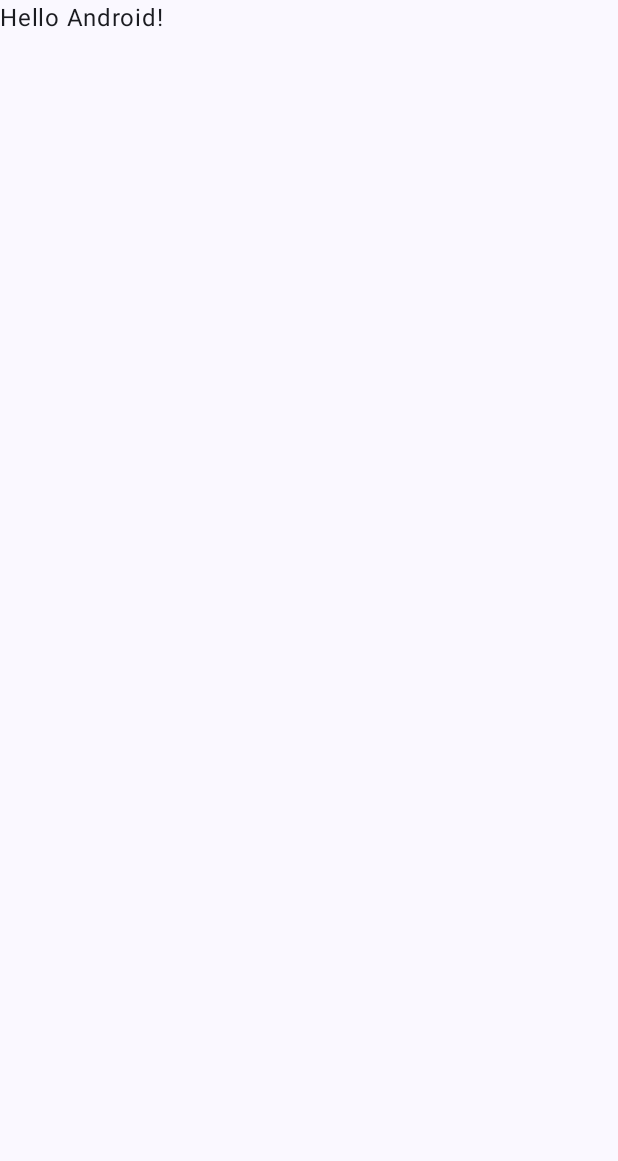
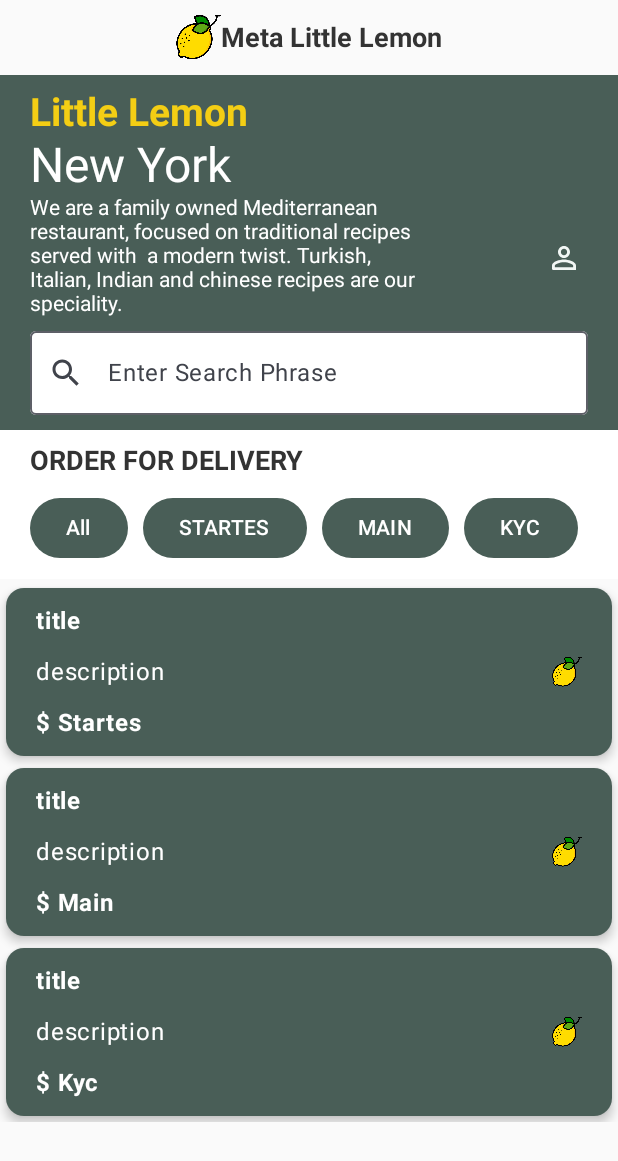
Before and after one commit to Qenawi/meta_little_lemon, an Android app built with Jetpack Compose: the screen it shows after launch (MainActivity), on a phone screen of 412 x 824 dp. Before the commit the part shown is almost empty. Shown: the top 1161 px of the screen. Run offline under Robolectric (Android 15) with nearby library versions, the phone set to English and light mode, and no system bars; libraries missing offline, so code that uses them is left out: com.bumptech.glide.

Commit message:
init commut

```diff
--- a/app/src/main/java/com/example/meta_little_lemon/MainActivity.kt
+++ b/app/src/main/java/com/example/meta_little_lemon/MainActivity.kt
@@ -1,46 +1,79 @@
 package com.example.meta_little_lemon
 
 import android.os.Bundle
+import android.widget.Toast
 import androidx.activity.ComponentActivity
 import androidx.activity.compose.setContent
+import androidx.compose.foundation.BorderStroke
+import androidx.compose.foundation.Image
+import androidx.compose.foundation.background
+import androidx.compose.foundation.border
+import androidx.compose.foundation.clickable
+import androidx.compose.foundation.layout.Arrangement
+import androidx.compose.foundation.layout.Box
+import androidx.compose.foundation.layout.BoxWithConstraints
+import androidx.compose.foundation.layout.Column
+import androidx.compose.foundation.layout.Row
+import androidx.compose.foundation.layout.fillMaxHeight
 import androidx.compose.foundation.layout.fillMaxSize
+import androidx.compose.foundation.layout.fillMaxWidth
+import androidx.compose.foundation.layout.padding
+import androidx.compose.foundation.layout.size
+import androidx.compose.foundation.lazy.LazyColumn
+import androidx.compose.material3.Button
+import androidx.compose.material3.ExperimentalMaterial3Api
+import androidx.compose.material3.Icon
 import androidx.compose.material3.MaterialTheme
+import androidx.compose.material3.OutlinedTextField
 import androidx.compose.material3.Surface
 import androidx.compose.material3.Text
+import androidx.compose.material3.TextField
 import androidx.compose.runtime.Composable
+import androidx.compose.runtime.mutableStateOf
+import androidx.compose.runtime.remember
+import androidx.compose.ui.Alignment
 import androidx.compose.ui.Modifier
+import androidx.compose.ui.graphics.Color
+import androidx.compose.ui.graphics.painter.Painter
+import androidx.compose.ui.layout.ContentScale
+import androidx.compose.ui.layout.VerticalAlignmentLine
+import androidx.compose.ui.res.painterResource
 import androidx.compose.ui.tooling.preview.Preview
+import androidx.compose.ui.unit.dp
+import androidx.compose.ui.unit.sp
+import androidx.navigation.compose.NavHost
+import androidx.navigation.compose.composable
+import androidx.navigation.compose.rememberNavController
+import com.example.meta_little_lemon.ui.components.Header
+import com.example.meta_little_lemon.ui.components.HeaderWithBg
+import com.example.meta_little_lemon.ui.components.Home
+import com.example.meta_little_lemon.ui.components.OnBoardingPreview
+import com.example.meta_little_lemon.ui.components.PersonalInfo
 import com.example.meta_little_lemon.ui.theme.Meta_little_lemonTheme
 
+/*
+Modifier : relation with other ui eliments
+ */
 class MainActivity : ComponentActivity() {
+
+
     override fun onCreate(savedInstanceState: Bundle?) {
         super.onCreate(savedInstanceState)
         setContent {
             Meta_little_lemonTheme {
                 // A surface container using the 'background' color from the theme
-                Surface(
-                    modifier = Modifier.fillMaxSize(),
-                    color = MaterialTheme.colorScheme.background
-                ) {
-                    Greeting("Android")
-                }
+                Start()
             }
         }
     }
-}
 
-@Composable
-fun Greeting(name: String, modifier: Modifier = Modifier) {
-    Text(
-        text = "Hello $name!",
-        modifier = modifier
-    )
-}
 
-@Preview(showBackground = true)
-@Composable
-fun GreetingPreview() {
-    Meta_little_lemonTheme {
-        Greeting("Android")
+    @Composable
+    fun Start() {
+        val navController = rememberNavController()
+        NavHost(navController = navController, startDestination = "Home") {
+            composable("onBoarding") { OnBoardingPreview() }
+            composable("Home"){Home(navController)}
+        }
     }
 }
--- /dev/null
+++ b/app/src/main/java/com/example/meta_little_lemon/ui/components/home.kt
@@ -0,0 +1,277 @@
+package com.example.meta_little_lemon.ui.components
+
+import android.app.Application
+import android.util.Log
+import androidx.compose.foundation.*
+import androidx.compose.foundation.layout.*
+import androidx.compose.foundation.shape.RoundedCornerShape
+import androidx.compose.material.*
+import androidx.compose.material.icons.Icons
+import androidx.compose.material.icons.filled.AccountCircle
+import androidx.compose.material.icons.filled.Search
+import androidx.compose.material3.Button
+import androidx.compose.material3.ButtonDefaults
+import androidx.compose.material3.Card
+import androidx.compose.material3.CardColors
+import androidx.compose.material3.CardDefaults
+import androidx.compose.material3.ExperimentalMaterial3Api
+import androidx.compose.material3.Icon
+import androidx.compose.material3.MaterialTheme
+import androidx.compose.material3.OutlinedTextField
+import androidx.compose.material3.Text
+import androidx.compose.material3.TextFieldDefaults
+import androidx.compose.runtime.*
+import androidx.compose.ui.Alignment
+import androidx.compose.ui.Modifier
+import androidx.compose.ui.draw.clip
+import androidx.compose.ui.graphics.Color
+import androidx.compose.ui.layout.ContentScale
+import androidx.compose.ui.res.painterResource
+import androidx.compose.ui.res.stringResource
+import androidx.compose.ui.text.font.FontWeight
+import androidx.compose.ui.tooling.preview.Preview
+import androidx.compose.ui.unit.dp
+import androidx.navigation.NavHostController
+import com.bumptech.glide.integration.compose.ExperimentalGlideComposeApi
+import com.bumptech.glide.integration.compose.GlideImage
+import com.example.meta_little_lemon.R
+import com.example.meta_little_lemon.ui.theme.PrimaryGreen
+import com.example.meta_little_lemon.ui.theme.PrimaryYellow
+import com.example.meta_little_lemon.ui.theme.PurpleGrey40
+import com.example.meta_little_lemon.ui.theme.Secondary1
+
+
+@Composable
+fun Home(navController: NavHostController) {
+
+
+   // val viewModel: MyViewModel = viewModel()
+   // val databaseMenuItems = viewModel.getAllDatabaseMenuItems().observeAsState(emptyList()).value
+    val searchPhrase = remember {
+        mutableStateOf("")
+    }
+
+    LaunchedEffect(Unit) {}
+    Column {
+        Header(navController)
+        UpperPanel{ searchPhrase.value = it }
+        LowerPanel(arrayListOf("Startes","Main","Kyc"), searchPhrase)
+    }
+
+
+}
+
+@Composable
+fun Header(navController: NavHostController){
+    Row(
+        Modifier
+            .fillMaxWidth()
+            .padding(horizontal = 10.dp, vertical = 10.dp),
+        verticalAlignment = Alignment.CenterVertically,
+        horizontalArrangement = Arrangement.Center)
+    {
+        Image(painter = painterResource(id = R.drawable.lemon),
+            contentDescription = "Little Lemon Logo",
+            modifier = Modifier
+                .size(30.dp)
+        )
+        Text(text = stringResource(id = R.string.app_name) , style = MaterialTheme.typography.headlineMedium)
+
+    }//Row
+}
+
+
+@OptIn(ExperimentalMaterial3Api::class)
+@Composable
+fun UpperPanel(search : (parameter: String)-> Unit) {
+    val searchPhrase = remember {
+        mutableStateOf("")
+    }
+
+    Column(modifier = Modifier
+        .background(PrimaryGreen)
+        .padding(horizontal = 20.dp, vertical = 10.dp)) {
+        Text(text = "Little Lemon", style = MaterialTheme.typography.headlineSmall, color = PrimaryYellow)
+        Text(text = "New York", style = MaterialTheme.typography.headlineLarge, color = Color.White)
+        Row(Modifier.fillMaxWidth(),
+            verticalAlignment = Alignment.CenterVertically,
+            horizontalArrangement = Arrangement.SpaceBetween) {
+            Text(text = "We are a family owned Mediterranean restaurant, focused on traditional recipes served with  a modern twist. Turkish, Italian, Indian and chinese recipes are our speciality.",
+                modifier = Modifier.fillMaxWidth(0.7f),
+                color = Color.White,
+                style = MaterialTheme.typography.bodySmall)
+            Image(
+                painter = painterResource(id = R.drawable.ic_person),
+                contentDescription = "Hero Image",
+                modifier = Modifier
+                    .clip(RoundedCornerShape(16.dp))
+            )
+        }
+
+        Spacer(modifier = Modifier.size(10.dp))
+        OutlinedTextField(value = searchPhrase.value,
+            onValueChange = {
+                searchPhrase.value = it
+                search(searchPhrase.value)
+            },
+            placeholder = {
+                Text(text = "Enter Search Phrase")
+            },
+            leadingIcon = {
+                Icon(
+                    imageVector = Icons.Default.Search,
+                    contentDescription = "Search Icon")
+            },
+            colors = TextFieldDefaults.outlinedTextFieldColors(
+
+                containerColor = Color.White
+            ),
+            modifier = Modifier.fillMaxWidth())
+
+    }
+
+}
+
+@Composable
+fun LowerPanel(databaseMenuItems: List<String>, search: MutableState<String>) {
+    val categories = databaseMenuItems.map {
+        it.uppercase()
+    }.toSet()
+
+
+    val selectedCategory = remember {
+        mutableStateOf("")
+    }
+
+
+    val items = if(search.value == ""){
+        databaseMenuItems
+
+    }
+    else{
+        databaseMenuItems.filter {
+            it.contains(search.value, ignoreCase = true)
+
+        }
+
+
+    }
+
+
+
+    val filteredItems = if(selectedCategory.value == "" || selectedCategory.value == "all"){
+        items
+    }
+    else{
+        items.filter {
+            it.contains(selectedCategory.value, ignoreCase = true)
+        }
+    }
+
+
+    Column {
+        MenuCategories(categories) {selectedCategory.value = it }
+        Spacer(modifier = Modifier.size(2.dp))
+        Column(modifier = Modifier.verticalScroll(rememberScrollState())) {
+            for (item in filteredItems){
+                MenuItem(item = item)
+            }
+        }
+
+    }
+}
+
+
+@Composable
+fun MenuCategories(categories: Set<String>, categoryLambda: (sel: String) -> Unit) {
+    val cat = remember {
+        mutableStateOf("")
+    }
+
+    Column(
+        Modifier
+            .fillMaxWidth()
+            .background(Color.White)
+            .padding(horizontal = 20.dp, vertical = 10.dp)
+    ) {
+        Text(text = "ORDER FOR DELIVERY", style =  MaterialTheme.typography.headlineMedium)
+
+        Row(
+            modifier = Modifier
+                .horizontalScroll(rememberScrollState())
+                .padding(top = 10.dp),
+            horizontalArrangement = Arrangement.spacedBy(10.dp)
+        ) {
+
+            CategoryButton(category = "All") {
+                cat.value = it.lowercase()
+                categoryLambda(it.lowercase())
+            }
+
+            for (category in categories) {
+                CategoryButton(category = category) {
+                    cat.value = it
+                    categoryLambda(it)
+                }
+
+            }
+
+        }
+    }
+}
+
+@Composable
+fun CategoryButton(category:String, selectedCategory: (sel: String) -> Unit) {
+    val isClicked = remember{
+        mutableStateOf(false)
+    }
+    Button(onClick = {
+        isClicked.value = !isClicked.value
+        selectedCategory(category)
+
+    },
+        colors = ButtonDefaults.buttonColors(
+            contentColor = Color.White,
+            containerColor = PrimaryGreen
+        )) {
+        Text(text = category)
+    }
+}
+
+@OptIn(ExperimentalGlideComposeApi::class)
+@Composable
+fun MenuItem(item: String) {
+
+    val itemDescription = item
+
+    Card(
+        colors = CardDefaults.cardColors(containerColor = PrimaryGreen , contentColor = Color.White),
+        elevation = CardDefaults.cardElevation(defaultElevation = 4.dp),
+        modifier = Modifier
+            .clickable {}
+            .padding(4.dp),
+    ) {
+        Row(
+            Modifier
+                .fillMaxWidth()
+                .padding(horizontal = 20.dp, vertical = 10.dp),
+            horizontalArrangement = Arrangement.SpaceBetween,
+            verticalAlignment = Alignment.CenterVertically) {
+            Column(Modifier.fillMaxWidth(0.7f),
+                verticalArrangement = Arrangement.SpaceBetween) {
+                Text(text = "title", fontWeight = FontWeight.Bold, modifier = Modifier.padding(bottom = 10.dp))
+                Text(text = "description", modifier = Modifier.padding(bottom = 10.dp))
+                Text(text = "$ ${item}", fontWeight = FontWeight.Bold)
+
+            }
+
+            Image(
+                painter = painterResource(id = R.drawable.lemon),
+                contentDescription = "",
+                contentScale = ContentScale.Fit, modifier = Modifier.size(20.dp)
+            )
+
+        }
+    }
+
+}
--- a/app/src/main/java/com/example/meta_little_lemon/ui/theme/Color.kt
+++ b/app/src/main/java/com/example/meta_little_lemon/ui/theme/Color.kt
@@ -5,7 +5,16 @@ import androidx.compose.ui.graphics.Color
 val Purple80 = Color(0xFFD0BCFF)
 val PurpleGrey80 = Color(0xFFCCC2DC)
 val Pink80 = Color(0xFFEFB8C8)
-
 val Purple40 = Color(0xFF6650a4)
 val PurpleGrey40 = Color(0xFF625b71)
 val Pink40 = Color(0xFF7D5260)
+val cloud = Color(0xFFEDEFEE)
+val black = Color(0xFF080908)
+val charcoal = Color(0xFF333333)
+val green = Color(0xFF495E57)
+val PrimaryGreen = Color(0xff495e57)
+val PrimaryYellow = Color(0xfff4ce14)
+val Secondary1 = Color(0xffee9972)
+val Secondary2 = Color(0xfffbdabb)
+val HighlightGray = Color(0xffedefee)
+val HighlightBlack = Color(0xff333333)
--- a/app/src/main/java/com/example/meta_little_lemon/ui/theme/Theme.kt
+++ b/app/src/main/java/com/example/meta_little_lemon/ui/theme/Theme.kt
@@ -10,31 +10,25 @@ import androidx.compose.material3.dynamicLightColorScheme
 import androidx.compose.material3.lightColorScheme
 import androidx.compose.runtime.Composable
 import androidx.compose.runtime.SideEffect
+import androidx.compose.ui.graphics.Color.Companion.Black
+import androidx.compose.ui.graphics.Color.Companion.White
 import androidx.compose.ui.graphics.toArgb
 import androidx.compose.ui.platform.LocalContext
 import androidx.compose.ui.platform.LocalView
 import androidx.core.view.WindowCompat
 
 private val DarkColorScheme = darkColorScheme(
-    primary = Purple80,
-    secondary = PurpleGrey80,
-    tertiary = Pink80
+    primary = PrimaryGreen,
+    secondary = Secondary2,
+    tertiary = Pink80,
+    onPrimary = White,
 )
 
 private val LightColorScheme = lightColorScheme(
-    primary = Purple40,
-    secondary = PurpleGrey40,
-    tertiary = Pink40
-
-    /* Other default colors to override
-    background = Color(0xFFFFFBFE),
-    surface = Color(0xFFFFFBFE),
-    onPrimary = Color.White,
-    onSecondary = Color.White,
-    onTertiary = Color.White,
-    onBackground = Color(0xFF1C1B1F),
-    onSurface = Color(0xFF1C1B1F),
-    */
+    primary = PrimaryYellow,
+    secondary = Secondary1,
+    tertiary = Pink40,
+    onPrimary = Black,
 )
 
 @Composable
--- a/app/src/main/java/com/example/meta_little_lemon/ui/theme/Type.kt
+++ b/app/src/main/java/com/example/meta_little_lemon/ui/theme/Type.kt
@@ -8,27 +8,21 @@ import androidx.compose.ui.unit.sp
 
 // Set of Material typography styles to start with
 val Typography = Typography(
-    bodyLarge = TextStyle(
-        fontFamily = FontFamily.Default,
-        fontWeight = FontWeight.Normal,
-        fontSize = 16.sp,
-        lineHeight = 24.sp,
-        letterSpacing = 0.5.sp
+    headlineSmall = TextStyle(
+        fontSize = 26.sp,
+        fontWeight = FontWeight.Bold,
+        color = charcoal
+    ),
+    headlineMedium = TextStyle(
+        color = charcoal,
+        fontSize = 18.sp,
+        fontWeight = FontWeight.Bold
+    ),
+    bodySmall = TextStyle(
+        color = green
+    ),
+    bodyMedium = TextStyle(
+        fontWeight = FontWeight.Bold,
+        color =green
     )
-    /* Other default text styles to override
-    titleLarge = TextStyle(
-        fontFamily = FontFamily.Default,
-        fontWeight = FontWeight.Normal,
-        fontSize = 22.sp,
-        lineHeight = 28.sp,
-        letterSpacing = 0.sp
-    ),
-    labelSmall = TextStyle(
-        fontFamily = FontFamily.Default,
-        fontWeight = FontWeight.Medium,
-        fontSize = 11.sp,
-        lineHeight = 16.sp,
-        letterSpacing = 0.5.sp
-    )
-    */
 )
--- /dev/null
+++ b/app/src/main/res/drawable/ic_person.xml
@@ -0,0 +1,9 @@
+<vector xmlns:android="http://schemas.android.com/apk/res/android"
+    android:width="28dp"
+    android:height="22dp"
+    android:viewportWidth="28"
+    android:viewportHeight="22">
+    <path
+        android:pathData="M12,5.9c1.16,0 2.1,0.94 2.1,2.1s-0.94,2.1 -2.1,2.1S9.9,9.16 9.9,8s0.94,-2.1 2.1,-2.1m0,9c2.97,0 6.1,1.46 6.1,2.1v1.1L5.9,18.1L5.9,17c0,-0.64 3.13,-2.1 6.1,-2.1M12,4C9.79,4 8,5.79 8,8s1.79,4 4,4 4,-1.79 4,-4 -1.79,-4 -4,-4zM12,13c-2.67,0 -8,1.34 -8,4v3h16v-3c0,-2.66 -5.33,-4 -8,-4z"
+        android:fillColor="#F2F7F5"/>
+</vector>
--- a/build.gradle
+++ b/build.gradle
@@ -1,6 +1,5 @@
 // Top-level build file where you can add configuration options common to all sub-projects/modules.
 plugins {
     id 'com.android.application' version '8.0.0' apply false
-    id 'com.android.library' version '8.0.0' apply false
-    id 'org.jetbrains.kotlin.android' version '1.7.20' apply false
+    id 'org.jetbrains.kotlin.android' version '1.8.0' apply false
 }
```
Also changed, not shown: app/build.gradle (+36 -17 lines), app/src/main/java/com/example/meta_little_lemon/ui/components/onboarding.kt (added, +115 -0 lines), app/src/main/res/drawable/ic_home.xml (added, +9 -0 lines), app/src/main/res/drawable/ic_location.xml (added, +9 -0 lines), app/src/main/res/drawable/ic_menu.xml (added, +9 -0 lines), app/src/main/res/values/strings.xml (+7 -1 lines), app/src/main/res/drawable/lemon.png (added), app/src/main/res/font/font_medium.ttf (added), app/src/main/res/font/font_regular.ttf (added), app/src/main/res/font/font_semibold.ttf (added).
